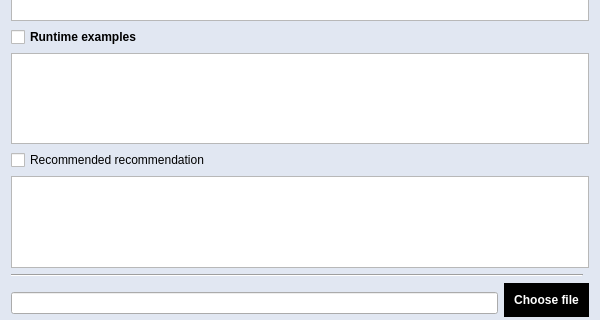
The window that task.ui (SecurityCze/programming_for_dummies_by_dummies_application) describes before a commit, drawn with Qt 5; both pictures show x 0 to 600 and y 103 to 423 of the 600 by 620 pixel window.
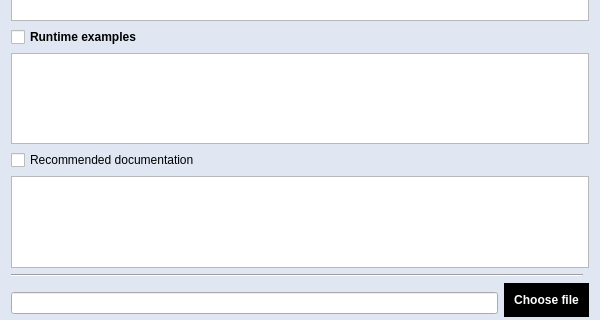
The same window after the commit.

What changed in the file:
```diff
--- a/task.ui
+++ b/task.ui
@@ -237,7 +237,7 @@
      <item>
       <widget class="QCheckBox" name="documentationBox">
        <property name="text">
-        <string>Recommended recommendation</string>
+        <string>Recommended documentation</string>
        </property>
       </widget>
      </item>
```
